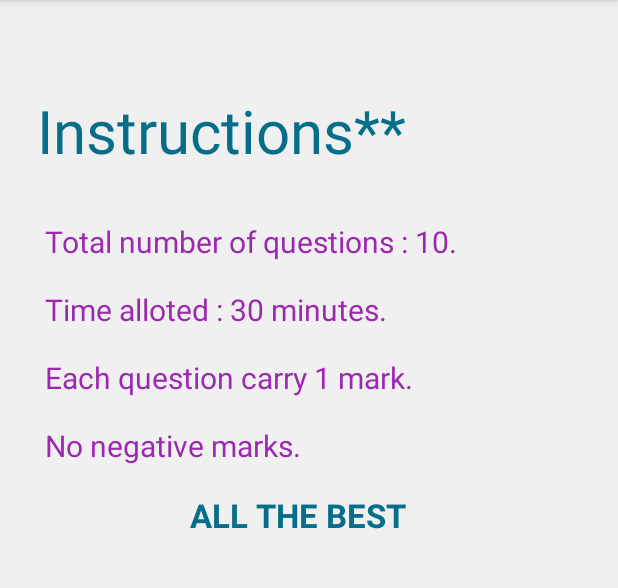
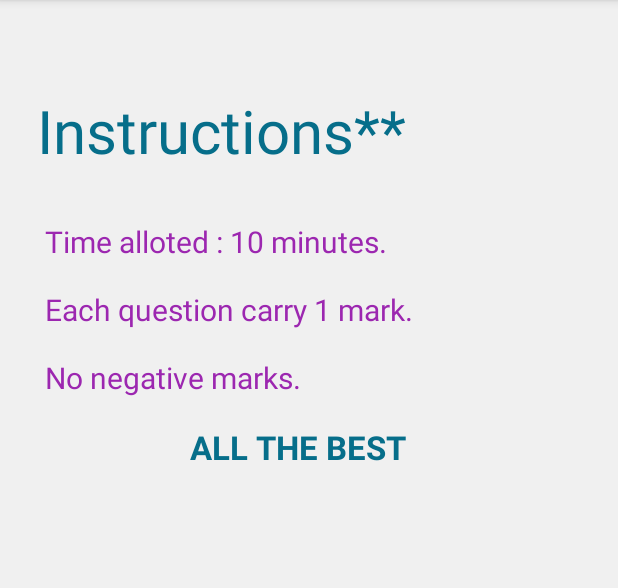
Before and after one commit to snehamainkar11/QuizApp_Android, an Android app: the screen it shows after launch once a user with an empty profile is signed in (DashboardActivity), in the side drawer, after a tap on "About", on a phone screen of 412 x 824 dp, the part 84-672 px from its top. Run offline under Robolectric (Android 15) with nearby library versions, the phone set to English and light mode, and no system bars; our stand-ins replace Firebase (no records; nobody signed in at launch, a user with empty details on screens opened directly), Picasso; pictures from the network do not load.

Commit message:
final commit

```diff
--- a/app/src/main/res/layout/fragment_about_us.xml
+++ b/app/src/main/res/layout/fragment_about_us.xml
@@ -26,18 +26,7 @@
             android:layout_marginLeft="30dp"
             android:fontFamily="sans-serif"
             android:foregroundTint="#3F51B5"
-            android:text="Total number of questions : 10."
-            android:textAlignment="textStart"
-            android:textColor="#9C27B0"
-            android:textSize="20sp" />
-
-        <TextView
-            android:layout_width="367dp"
-            android:layout_height="45dp"
-            android:layout_marginLeft="30dp"
-            android:fontFamily="sans-serif"
-            android:foregroundTint="#3F51B5"
-            android:text="Time alloted : 30 minutes."
+            android:text="Time alloted : 10 minutes."
             android:textAlignment="textStart"
             android:textColor="#9C27B0"
             android:textSize="20sp" />
```
